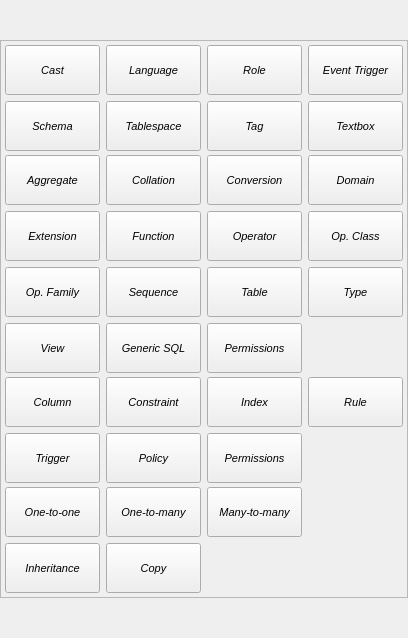
Before: the Qt Designer form libpgmodeler_ui/ui/newobjectoverlaywidget.ui in pgmodeler/pgmodeler, drawn with Qt 5.
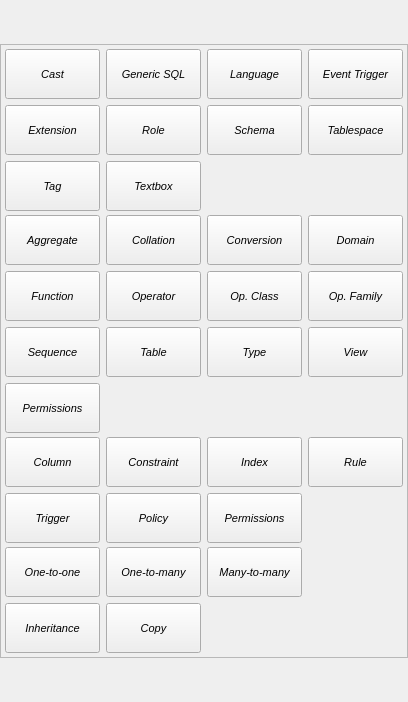
After: the same form once the commit is applied. Icons and pictures are not drawn.

Commit message: Moved extensions from schema level to database level in order to reproduce better the PostgreSQL's behavior

The edit to the form file:
```diff
--- a/libpgmodeler_ui/ui/newobjectoverlaywidget.ui
+++ b/libpgmodeler_ui/ui/newobjectoverlaywidget.ui
@@ -7,7 +7,7 @@
     <x>0</x>
     <y>0</y>
     <width>408</width>
-    <height>638</height>
+    <height>702</height>
    </rect>
   </property>
   <property name="sizePolicy">
@@ -107,7 +107,7 @@
           <number>6</number>
          </property>
          <item row="1" column="2">
-          <widget class="QToolButton" name="tag_tb">
+          <widget class="QToolButton" name="schema_tb">
            <property name="sizePolicy">
             <sizepolicy hsizetype="Preferred" vsizetype="Fixed">
              <horstretch>0</horstretch>
@@ -130,11 +130,55 @@
             <enum>Qt::NoFocus</enum>
            </property>
            <property name="text">
-            <string>Tag</string>
+            <string>Schema</string>
            </property>
            <property name="icon">
             <iconset resource="../res/resources.qrc">
-             <normaloff>:/icones/icones/tag.png</normaloff>:/icones/icones/tag.png</iconset>
+             <normaloff>:/icones/icones/schema.png</normaloff>:/icones/icones/schema.png</iconset>
+           </property>
+           <property name="iconSize">
+            <size>
+             <width>32</width>
+             <height>32</height>
+            </size>
+           </property>
+           <property name="popupMode">
+            <enum>QToolButton::InstantPopup</enum>
+           </property>
+           <property name="toolButtonStyle">
+            <enum>Qt::ToolButtonTextUnderIcon</enum>
+           </property>
+          </widget>
+         </item>
+         <item row="1" column="4">
+          <widget class="QToolButton" name="tablespace_tb">
+           <property name="sizePolicy">
+            <sizepolicy hsizetype="Preferred" vsizetype="Fixed">
+             <horstretch>0</horstretch>
+             <verstretch>0</verstretch>
+            </sizepolicy>
+           </property>
+           <property name="minimumSize">
+            <size>
+             <width>95</width>
+             <height>50</height>
+            </size>
+           </property>
+           <property name="font">
+            <font>
+             <weight>50</weight>
+             <bold>false</bold>
+            </font>
+           </property>
+           <property name="focusPolicy">
+            <enum>Qt::NoFocus</enum>
+           </property>
+           <property name="text">
+            <string>Tablespace</string>
+           </property>
+           <property name="icon">
+            <iconset resource="../res/resources.qrc">
+             <normaloff>:/icones/icones/tablespace.png</normaloff>:/icones/icones/tablespace.png</iconset>
            </property>
            <property name="iconSize">
             <size>
@@ -197,183 +241,7 @@
            </property>
           </widget>
          </item>
-         <item row="1" column="3">
-          <widget class="QToolButton" name="textbox_tb">
-           <property name="sizePolicy">
-            <sizepolicy hsizetype="Preferred" vsizetype="Fixed">
-             <horstretch>0</horstretch>
-             <verstretch>0</verstretch>
-            </sizepolicy>
-           </property>
-           <property name="minimumSize">
-            <size>
-             <width>95</width>
-             <height>50</height>
-            </size>
-           </property>
-           <property name="font">
-            <font>
-             <weight>50</weight>
-             <bold>false</bold>
-            </font>
-           </property>
-           <property name="focusPolicy">
-            <enum>Qt::NoFocus</enum>
-           </property>
-           <property name="text">
-            <string>Textbox</string>
-           </property>
-           <property name="icon">
-            <iconset resource="../res/resources.qrc">
-             <normaloff>:/icones/icones/textbox.png</normaloff>:/icones/icones/textbox.png</iconset>
-           </property>
-           <property name="iconSize">
-            <size>
-             <width>32</width>
-             <height>32</height>
-            </size>
-           </property>
-           <property name="popupMode">
-            <enum>QToolButton::InstantPopup</enum>
-           </property>
-           <property name="toolButtonStyle">
-            <enum>Qt::ToolButtonTextUnderIcon</enum>
-           </property>
-          </widget>
-         </item>
          <item row="1" column="1">
-          <widget class="QToolButton" name="tablespace_tb">
-           <property name="sizePolicy">
-            <sizepolicy hsizetype="Preferred" vsizetype="Fixed">
-             <horstretch>0</horstretch>
-             <verstretch>0</verstretch>
-            </sizepolicy>
-           </property>
-           <property name="minimumSize">
-            <size>
-             <width>95</width>
-             <height>50</height>
-            </size>
-           </property>
-           <property name="font">
-            <font>
-             <weight>50</weight>
-             <bold>false</bold>
-            </font>
-           </property>
-           <property name="focusPolicy">
-            <enum>Qt::NoFocus</enum>
-           </property>
-           <property name="text">
-            <string>Tablespace</string>
-           </property>
-           <property name="icon">
-            <iconset resource="../res/resources.qrc">
-             <normaloff>:/icones/icones/tablespace.png</normaloff>:/icones/icones/tablespace.png</iconset>
-           </property>
-           <property name="iconSize">
-            <size>
-             <width>32</width>
-             <height>32</height>
-            </size>
-           </property>
-           <property name="popupMode">
-            <enum>QToolButton::InstantPopup</enum>
-           </property>
-           <property name="toolButtonStyle">
-            <enum>Qt::ToolButtonTextUnderIcon</enum>
-           </property>
-          </widget>
-         </item>
-         <item row="1" column="0">
-          <widget class="QToolButton" name="schema_tb">
-           <property name="sizePolicy">
-            <sizepolicy hsizetype="Preferred" vsizetype="Fixed">
-             <horstretch>0</horstretch>
-             <verstretch>0</verstretch>
-            </sizepolicy>
-           </property>
-           <property name="minimumSize">
-            <size>
-             <width>95</width>
-             <height>50</height>
-            </size>
-           </property>
-           <property name="font">
-            <font>
-             <weight>50</weight>
-             <bold>false</bold>
-            </font>
-           </property>
-           <property name="focusPolicy">
-            <enum>Qt::NoFocus</enum>
-           </property>
-           <property name="text">
-            <string>Schema</string>
-           </property>
-           <property name="icon">
-            <iconset resource="../res/resources.qrc">
-             <normaloff>:/icones/icones/schema.png</normaloff>:/icones/icones/schema.png</iconset>
-           </property>
-           <property name="iconSize">
-            <size>
-             <width>32</width>
-             <height>32</height>
-            </size>
-           </property>
-           <property name="popupMode">
-            <enum>QToolButton::InstantPopup</enum>
-           </property>
-           <property name="toolButtonStyle">
-            <enum>Qt::ToolButtonTextUnderIcon</enum>
-           </property>
-          </widget>
-         </item>
-         <item row="0" column="1">
-          <widget class="QToolButton" name="language_tb">
-           <property name="sizePolicy">
-            <sizepolicy hsizetype="Preferred" vsizetype="Fixed">
-             <horstretch>0</horstretch>
-             <verstretch>0</verstretch>
-            </sizepolicy>
-           </property>
-           <property name="minimumSize">
-            <size>
-             <width>95</width>
-             <height>50</height>
-            </size>
-           </property>
-           <property name="font">
-            <font>
-             <weight>50</weight>
-             <bold>false</bold>
-            </font>
-           </property>
-           <property name="focusPolicy">
-            <enum>Qt::NoFocus</enum>
-           </property>
-           <property name="text">
-            <string>Language</string>
-           </property>
-           <property name="icon">
-            <iconset resource="../res/resources.qrc">
-             <normaloff>:/icones/icones/language.png</normaloff>:/icones/icones/language.png</iconset>
-           </property>
-           <property name="iconSize">
-            <size>
-             <width>32</width>
-             <height>32</height>
-            </size>
-           </property>
-           <property name="popupMode">
-            <enum>QToolButton::InstantPopup</enum>
-           </property>
-           <property name="toolButtonStyle">
-            <enum>Qt::ToolButtonTextUnderIcon</enum>
-           </property>
-          </widget>
-         </item>
-         <item row="0" column="2">
           <widget class="QToolButton" name="role_tb">
            <property name="sizePolicy">
             <sizepolicy hsizetype="Preferred" vsizetype="Fixed">
@@ -417,7 +285,51 @@
            </property>
           </widget>
          </item>
-         <item row="0" column="3">
+         <item row="1" column="0">
+          <widget class="QToolButton" name="extension_tb">
+           <property name="sizePolicy">
+            <sizepolicy hsizetype="Preferred" vsizetype="Fixed">
+             <horstretch>0</horstretch>
+             <verstretch>0</verstretch>
+            </sizepolicy>
+           </property>
+           <property name="minimumSize">
+            <size>
+             <width>95</width>
+             <height>50</height>
+            </size>
+           </property>
+           <property name="font">
+            <font>
+             <weight>50</weight>
+             <bold>false</bold>
+            </font>
+           </property>
+           <property name="focusPolicy">
+            <enum>Qt::NoFocus</enum>
+           </property>
+           <property name="text">
+            <string>Extension</string>
+           </property>
+           <property name="icon">
+            <iconset resource="../res/resources.qrc">
+             <normaloff>:/icones/icones/extension.png</normaloff>:/icones/icones/extension.png</iconset>
+           </property>
+           <property name="iconSize">
+            <size>
+             <width>32</width>
+             <height>32</height>
+            </size>
+           </property>
+           <property name="popupMode">
+            <enum>QToolButton::InstantPopup</enum>
+           </property>
+           <property name="toolButtonStyle">
+            <enum>Qt::ToolButtonTextUnderIcon</enum>
+           </property>
+          </widget>
+         </item>
+         <item row="0" column="4">
           <widget class="QToolButton" name="eventtrigger_tb">
            <property name="sizePolicy">
             <sizepolicy hsizetype="Preferred" vsizetype="Fixed">
@@ -461,6 +373,182 @@
            </property>
           </widget>
          </item>
+         <item row="0" column="2">
+          <widget class="QToolButton" name="language_tb">
+           <property name="sizePolicy">
+            <sizepolicy hsizetype="Preferred" vsizetype="Fixed">
+             <horstretch>0</horstretch>
+             <verstretch>0</verstretch>
+            </sizepolicy>
+           </property>
+           <property name="minimumSize">
+            <size>
+             <width>95</width>
+             <height>50</height>
+            </size>
+           </property>
+           <property name="font">
+            <font>
+             <weight>50</weight>
+             <bold>false</bold>
+            </font>
+           </property>
+           <property name="focusPolicy">
+            <enum>Qt::NoFocus</enum>
+           </property>
+           <property name="text">
+            <string>Language</string>
+           </property>
+           <property name="icon">
+            <iconset resource="../res/resources.qrc">
+             <normaloff>:/icones/icones/language.png</normaloff>:/icones/icones/language.png</iconset>
+           </property>
+           <property name="iconSize">
+            <size>
+             <width>32</width>
+             <height>32</height>
+            </size>
+           </property>
+           <property name="popupMode">
+            <enum>QToolButton::InstantPopup</enum>
+           </property>
+           <property name="toolButtonStyle">
+            <enum>Qt::ToolButtonTextUnderIcon</enum>
+           </property>
+          </widget>
+         </item>
+         <item row="0" column="1">
+          <widget class="QToolButton" name="genericsql_tb">
+           <property name="sizePolicy">
+            <sizepolicy hsizetype="Preferred" vsizetype="Fixed">
+             <horstretch>0</horstretch>
+             <verstretch>0</verstretch>
+            </sizepolicy>
+           </property>
+           <property name="minimumSize">
+            <size>
+             <width>95</width>
+             <height>50</height>
+            </size>
+           </property>
+           <property name="font">
+            <font>
+             <weight>50</weight>
+             <bold>false</bold>
+            </font>
+           </property>
+           <property name="focusPolicy">
+            <enum>Qt::NoFocus</enum>
+           </property>
+           <property name="text">
+            <string>Generic SQL</string>
+           </property>
+           <property name="icon">
+            <iconset resource="../res/resources.qrc">
+             <normaloff>:/icones/icones/genericsql.png</normaloff>:/icones/icones/genericsql.png</iconset>
+           </property>
+           <property name="iconSize">
+            <size>
+             <width>32</width>
+             <height>32</height>
+            </size>
+           </property>
+           <property name="popupMode">
+            <enum>QToolButton::InstantPopup</enum>
+           </property>
+           <property name="toolButtonStyle">
+            <enum>Qt::ToolButtonTextUnderIcon</enum>
+           </property>
+          </widget>
+         </item>
+         <item row="2" column="0">
+          <widget class="QToolButton" name="tag_tb">
+           <property name="sizePolicy">
+            <sizepolicy hsizetype="Preferred" vsizetype="Fixed">
+             <horstretch>0</horstretch>
+             <verstretch>0</verstretch>
+            </sizepolicy>
+           </property>
+           <property name="minimumSize">
+            <size>
+             <width>95</width>
+             <height>50</height>
+            </size>
+           </property>
+           <property name="font">
+            <font>
+             <weight>50</weight>
+             <bold>false</bold>
+            </font>
+           </property>
+           <property name="focusPolicy">
+            <enum>Qt::NoFocus</enum>
+           </property>
+           <property name="text">
+            <string>Tag</string>
+           </property>
+           <property name="icon">
+            <iconset resource="../res/resources.qrc">
+             <normaloff>:/icones/icones/tag.png</normaloff>:/icones/icones/tag.png</iconset>
+           </property>
+           <property name="iconSize">
+            <size>
+             <width>32</width>
+             <height>32</height>
+            </size>
+           </property>
+           <property name="popupMode">
+            <enum>QToolButton::InstantPopup</enum>
+           </property>
+           <property name="toolButtonStyle">
+            <enum>Qt::ToolButtonTextUnderIcon</enum>
+           </property>
+          </widget>
+         </item>
+         <item row="2" column="1">
+          <widget class="QToolButton" name="textbox_tb">
+           <property name="sizePolicy">
+            <sizepolicy hsizetype="Preferred" vsizetype="Fixed">
+             <horstretch>0</horstretch>
+             <verstretch>0</verstretch>
+            </sizepolicy>
+           </property>
+           <property name="minimumSize">
+            <size>
+             <width>95</width>
+             <height>50</height>
+            </size>
+           </property>
+           <property name="font">
+            <font>
+             <weight>50</weight>
+             <bold>false</bold>
+            </font>
+           </property>
+           <property name="focusPolicy">
+            <enum>Qt::NoFocus</enum>
+           </property>
+           <property name="text">
+            <string>Textbox</string>
+           </property>
+           <property name="icon">
+            <iconset resource="../res/resources.qrc">
+             <normaloff>:/icones/icones/textbox.png</normaloff>:/icones/icones/textbox.png</iconset>
+           </property>
+           <property name="iconSize">
+            <size>
+             <width>32</width>
+             <height>32</height>
+            </size>
+           </property>
+           <property name="popupMode">
+            <enum>QToolButton::InstantPopup</enum>
+           </property>
+           <property name="toolButtonStyle">
+            <enum>Qt::ToolButtonTextUnderIcon</enum>
+           </property>
+          </widget>
+         </item>
         </layout>
        </widget>
       </item>
@@ -488,7 +576,7 @@
          <property name="spacing">
           <number>6</number>
          </property>
-         <item row="2" column="5">
+         <item row="2" column="4">
           <widget class="QToolButton" name="type_tb">
            <property name="sizePolicy">
             <sizepolicy hsizetype="Preferred" vsizetype="Fixed">
@@ -576,138 +664,6 @@
            </property>
           </widget>
          </item>
-         <item row="2" column="2">
-          <widget class="QToolButton" name="sequence_tb">
-           <property name="sizePolicy">
-            <sizepolicy hsizetype="Preferred" vsizetype="Fixed">
-             <horstretch>0</horstretch>
-             <verstretch>0</verstretch>
-            </sizepolicy>
-           </property>
-           <property name="minimumSize">
-            <size>
-             <width>95</width>
-             <height>50</height>
-            </size>
-           </property>
-           <property name="font">
-            <font>
-             <weight>50</weight>
-             <bold>false</bold>
-            </font>
-           </property>
-           <property name="focusPolicy">
-            <enum>Qt::NoFocus</enum>
-           </property>
-           <property name="text">
-            <string>Sequence</string>
-           </property>
-           <property name="icon">
-            <iconset resource="../res/resources.qrc">
-             <normaloff>:/icones/icones/sequence.png</normaloff>:/icones/icones/sequence.png</iconset>
-           </property>
-           <property name="iconSize">
-            <size>
-             <width>32</width>
-             <height>32</height>
-            </size>
-           </property>
-           <property name="popupMode">
-            <enum>QToolButton::InstantPopup</enum>
-           </property>
-           <property name="toolButtonStyle">
-            <enum>Qt::ToolButtonTextUnderIcon</enum>
-           </property>
-          </widget>
-         </item>
-         <item row="2" column="4">
-          <widget class="QToolButton" name="table_tb">
-           <property name="sizePolicy">
-            <sizepolicy hsizetype="Preferred" vsizetype="Fixed">
-             <horstretch>0</horstretch>
-             <verstretch>0</verstretch>
-            </sizepolicy>
-           </property>
-           <property name="minimumSize">
-            <size>
-             <width>95</width>
-             <height>50</height>
-            </size>
-           </property>
-           <property name="font">
-            <font>
-             <weight>50</weight>
-             <bold>false</bold>
-            </font>
-           </property>
-           <property name="focusPolicy">
-            <enum>Qt::NoFocus</enum>
-           </property>
-           <property name="text">
-            <string>Table</string>
-           </property>
-           <property name="icon">
-            <iconset resource="../res/resources.qrc">
-             <normaloff>:/icones/icones/table.png</normaloff>:/icones/icones/table.png</iconset>
-           </property>
-           <property name="iconSize">
-            <size>
-             <width>32</width>
-             <height>32</height>
-            </size>
-           </property>
-           <property name="popupMode">
-            <enum>QToolButton::InstantPopup</enum>
-           </property>
-           <property name="toolButtonStyle">
-            <enum>Qt::ToolButtonTextUnderIcon</enum>
-           </property>
-          </widget>
-         </item>
-         <item row="1" column="4">
-          <widget class="QToolButton" name="operator_tb">
-           <property name="sizePolicy">
-            <sizepolicy hsizetype="Preferred" vsizetype="Fixed">
-             <horstretch>0</horstretch>
-             <verstretch>0</verstretch>
-            </sizepolicy>
-           </property>
-           <property name="minimumSize">
-            <size>
-             <width>95</width>
-             <height>50</height>
-            </size>
-           </property>
-           <property name="font">
-            <font>
-             <weight>50</weight>
-             <bold>false</bold>
-            </font>
-           </property>
-           <property name="focusPolicy">
-            <enum>Qt::NoFocus</enum>
-           </property>
-           <property name="text">
-            <string>Operator</string>
-           </property>
-           <property name="icon">
-            <iconset resource="../res/resources.qrc">
-             <normaloff>:/icones/icones/operator.png</normaloff>:/icones/icones/operator.png</iconset>
-           </property>
-           <property name="iconSize">
-            <size>
-             <width>32</width>
-             <height>32</height>
-            </size>
-           </property>
-           <property name="popupMode">
-            <enum>QToolButton::InstantPopup</enum>
-           </property>
-           <property name="toolButtonStyle">
-            <enum>Qt::ToolButtonTextUnderIcon</enum>
-           </property>
-          </widget>
-         </item>
          <item row="0" column="0">
           <widget class="QToolButton" name="aggregate_tb">
            <property name="sizePolicy">
@@ -752,8 +708,8 @@
            </property>
           </widget>
          </item>
-         <item row="0" column="2">
-          <widget class="QToolButton" name="collation_tb">
+         <item row="1" column="2">
+          <widget class="QToolButton" name="operator_tb">
            <property name="sizePolicy">
             <sizepolicy hsizetype="Preferred" vsizetype="Fixed">
              <horstretch>0</horstretch>
@@ -776,55 +732,11 @@
             <enum>Qt::NoFocus</enum>
            </property>
            <property name="text">
-            <string>Collation</string>
+            <string>Operator</string>
            </property>
            <property name="icon">
             <iconset resource="../res/resources.qrc">
-             <normaloff>:/icones/icones/collation.png</normaloff>:/icones/icones/collation.png</iconset>
-           </property>
-           <property name="iconSize">
-            <size>
-             <width>32</width>
-             <height>32</height>
-            </size>
-           </property>
-           <property name="popupMode">
-            <enum>QToolButton::InstantPopup</enum>
-           </property>
-           <property name="toolButtonStyle">
-            <enum>Qt::ToolButtonTextUnderIcon</enum>
-           </property>
-          </widget>
-         </item>
-         <item row="1" column="5">
-          <widget class="QToolButton" name="opclass_tb">
-           <property name="sizePolicy">
-            <sizepolicy hsizetype="Preferred" vsizetype="Fixed">
-             <horstretch>0</horstretch>
-             <verstretch>0</verstretch>
-            </sizepolicy>
-           </property>
-           <property name="minimumSize">
-            <size>
-             <width>95</width>
-             <height>50</height>
-            </size>
-           </property>
-           <property name="font">
-            <font>
-             <weight>50</weight>
-             <bold>false</bold>
-            </font>
-           </property>
-           <property name="focusPolicy">
-            <enum>Qt::NoFocus</enum>
-           </property>
-           <property name="text">
-            <string>Op. Class</string>
-           </property>
-           <property name="icon">
-            <iconset resource="../res/resources.qrc">
-             <normaloff>:/icones/icones/opclass.png</normaloff>:/icones/icones/opclass.png</iconset>
+             <normaloff>:/icones/icones/operator.png</normaloff>:/icones/icones/operator.png</iconset>
            </property>
            <property name="iconSize">
             <size>
@@ -884,7 +796,95 @@
            </property>
           </widget>
          </item>
+         <item row="0" column="2">
+          <widget class="QToolButton" name="collation_tb">
+           <property name="sizePolicy">
+            <sizepolicy hsizetype="Preferred" vsizetype="Fixed">
+             <horstretch>0</horstretch>
+             <verstretch>0</verstretch>
+            </sizepolicy>
+           </property>
+           <property name="minimumSize">
+            <size>
+             <width>95</width>
+             <height>50</height>
+            </size>
+           </property>
+           <property name="font">
+            <font>
+             <weight>50</weight>
+             <bold>false</bold>
+            </font>
+           </property>
+           <property name="focusPolicy">
+            <enum>Qt::NoFocus</enum>
+           </property>
+           <property name="text">
+            <string>Collation</string>
+           </property>
+           <property name="icon">
+            <iconset resource="../res/resources.qrc">
+             <normaloff>:/icones/icones/collation.png</normaloff>:/icones/icones/collation.png</iconset>
+           </property>
+           <property name="iconSize">
+            <size>
+             <width>32</width>
+             <height>32</height>
+            </size>
+           </property>
+           <property name="popupMode">
+            <enum>QToolButton::InstantPopup</enum>
+           </property>
+           <property name="toolButtonStyle">
+            <enum>Qt::ToolButtonTextUnderIcon</enum>
+           </property>
+          </widget>
+         </item>
          <item row="2" column="0">
+          <widget class="QToolButton" name="sequence_tb">
+           <property name="sizePolicy">
+            <sizepolicy hsizetype="Preferred" vsizetype="Fixed">
+             <horstretch>0</horstretch>
+             <verstretch>0</verstretch>
+            </sizepolicy>
+           </property>
+           <property name="minimumSize">
+            <size>
+             <width>95</width>
+             <height>50</height>
+            </size>
+           </property>
+           <property name="font">
+            <font>
+             <weight>50</weight>
+             <bold>false</bold>
+            </font>
+           </property>
+           <property name="focusPolicy">
+            <enum>Qt::NoFocus</enum>
+           </property>
+           <property name="text">
+            <string>Sequence</string>
+           </property>
+           <property name="icon">
+            <iconset resource="../res/resources.qrc">
+             <normaloff>:/icones/icones/sequence.png</normaloff>:/icones/icones/sequence.png</iconset>
+           </property>
+           <property name="iconSize">
+            <size>
+             <width>32</width>
+             <height>32</height>
+            </size>
+           </property>
+           <property name="popupMode">
+            <enum>QToolButton::InstantPopup</enum>
+           </property>
+           <property name="toolButtonStyle">
+            <enum>Qt::ToolButtonTextUnderIcon</enum>
+           </property>
+          </widget>
+         </item>
+         <item row="1" column="5">
           <widget class="QToolButton" name="opfamily_tb">
            <property name="sizePolicy">
             <sizepolicy hsizetype="Preferred" vsizetype="Fixed">
@@ -928,8 +928,8 @@
            </property>
           </widget>
          </item>
-         <item row="1" column="0">
-          <widget class="QToolButton" name="extension_tb">
+         <item row="2" column="2">
+          <widget class="QToolButton" name="table_tb">
            <property name="sizePolicy">
             <sizepolicy hsizetype="Preferred" vsizetype="Fixed">
              <horstretch>0</horstretch>
@@ -952,11 +952,11 @@
             <enum>Qt::NoFocus</enum>
            </property>
            <property name="text">
-            <string>Extension</string>
+            <string>Table</string>
            </property>
            <property name="icon">
             <iconset resource="../res/resources.qrc">
-             <normaloff>:/icones/icones/extension.png</normaloff>:/icones/icones/extension.png</iconset>
+             <normaloff>:/icones/icones/table.png</normaloff>:/icones/icones/table.png</iconset>
            </property>
            <property name="iconSize">
             <size>
@@ -972,7 +972,7 @@
            </property>
           </widget>
          </item>
-         <item row="1" column="2">
+         <item row="1" column="0">
           <widget class="QToolButton" name="function_tb">
            <property name="sizePolicy">
             <sizepolicy hsizetype="Preferred" vsizetype="Fixed">
@@ -1016,7 +1016,7 @@
            </property>
           </widget>
          </item>
-         <item row="3" column="0">
+         <item row="2" column="5">
           <widget class="QToolButton" name="view_tb">
            <property name="sizePolicy">
             <sizepolicy hsizetype="Preferred" vsizetype="Fixed">
@@ -1060,7 +1060,51 @@
            </property>
           </widget>
          </item>
-         <item row="3" column="4">
+         <item row="1" column="4">
+          <widget class="QToolButton" name="opclass_tb">
+           <property name="sizePolicy">
+            <sizepolicy hsizetype="Preferred" vsizetype="Fixed">
+             <horstretch>0</horstretch>
+             <verstretch>0</verstretch>
+            </sizepolicy>
+           </property>
+           <property name="minimumSize">
+            <size>
+             <width>95</width>
+             <height>50</height>
+            </size>
+           </property>
+           <property name="font">
+            <font>
+             <weight>50</weight>
+             <bold>false</bold>
+            </font>
+           </property>
+           <property name="focusPolicy">
+            <enum>Qt::NoFocus</enum>
+           </property>
+           <property name="text">
+            <string>Op. Class</string>
+           </property>
+           <property name="icon">
+            <iconset resource="../res/resources.qrc">
+             <normaloff>:/icones/icones/opclass.png</normaloff>:/icones/icones/opclass.png</iconset>
+           </property>
+           <property name="iconSize">
+            <size>
+             <width>32</width>
+             <height>32</height>
+            </size>
+           </property>
+           <property name="popupMode">
+            <enum>QToolButton::InstantPopup</enum>
+           </property>
+           <property name="toolButtonStyle">
+            <enum>Qt::ToolButtonTextUnderIcon</enum>
+           </property>
+          </widget>
+         </item>
+         <item row="3" column="0">
           <widget class="QToolButton" name="db_sch_perms_tb">
            <property name="sizePolicy">
             <sizepolicy hsizetype="Preferred" vsizetype="Fixed">
@@ -1104,50 +1148,6 @@
            </property>
           </widget>
          </item>
-         <item row="3" column="2">
-          <widget class="QToolButton" name="genericsql_tb">
-           <property name="sizePolicy">
-            <sizepolicy hsizetype="Preferred" vsizetype="Fixed">
-             <horstretch>0</horstretch>
-             <verstretch>0</verstretch>
-            </sizepolicy>
-           </property>
-           <property name="minimumSize">
-            <size>
-             <width>95</width>
-             <height>50</height>
-            </size>
-           </property>
-           <property name="font">
-            <font>
-             <weight>50</weight>
-             <bold>false</bold>
-            </font>
-           </property>
-           <property name="focusPolicy">
-            <enum>Qt::NoFocus</enum>
-           </property>
-           <property name="text">
-            <string>Generic SQL</string>
-           </property>
-           <property name="icon">
-            <iconset resource="../res/resources.qrc">
-             <normaloff>:/icones/icones/genericsql.png</normaloff>:/icones/icones/genericsql.png</iconset>
-           </property>
-           <property name="iconSize">
-            <size>
-             <width>32</width>
-             <height>32</height>
-            </size>
-           </property>
-           <property name="popupMode">
-            <enum>QToolButton::InstantPopup</enum>
-           </property>
-           <property name="toolButtonStyle">
-            <enum>Qt::ToolButtonTextUnderIcon</enum>
-           </property>
-          </widget>
-         </item>
         </layout>
        </widget>
       </item>
```
The commit also changes 8 other files.
